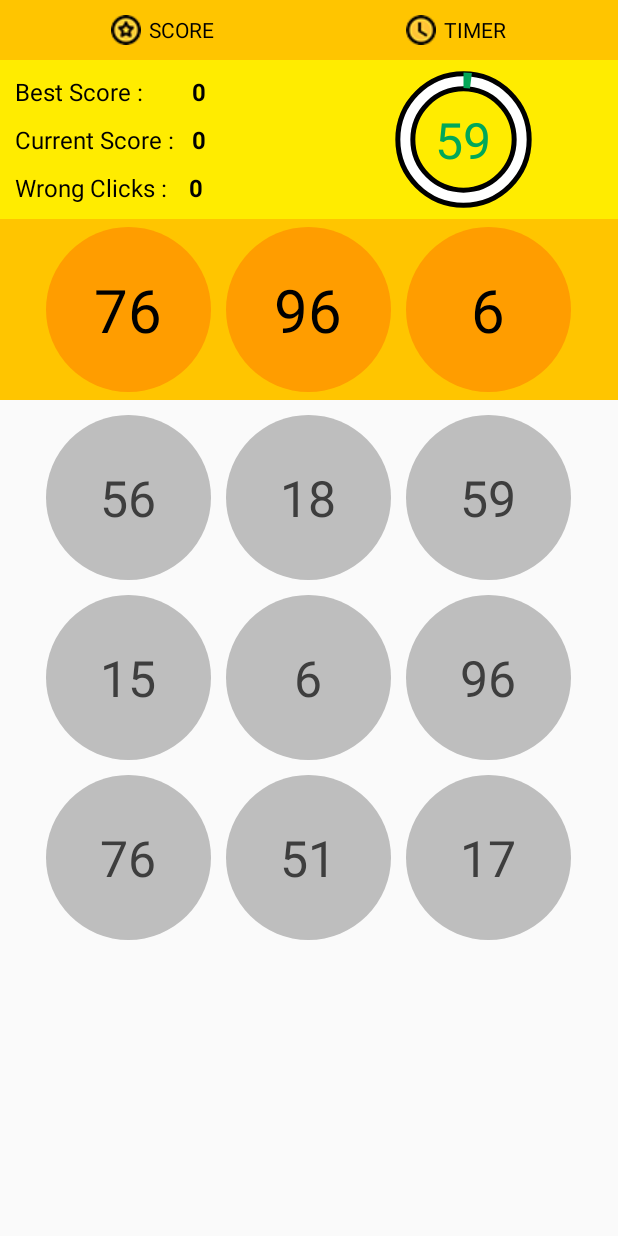
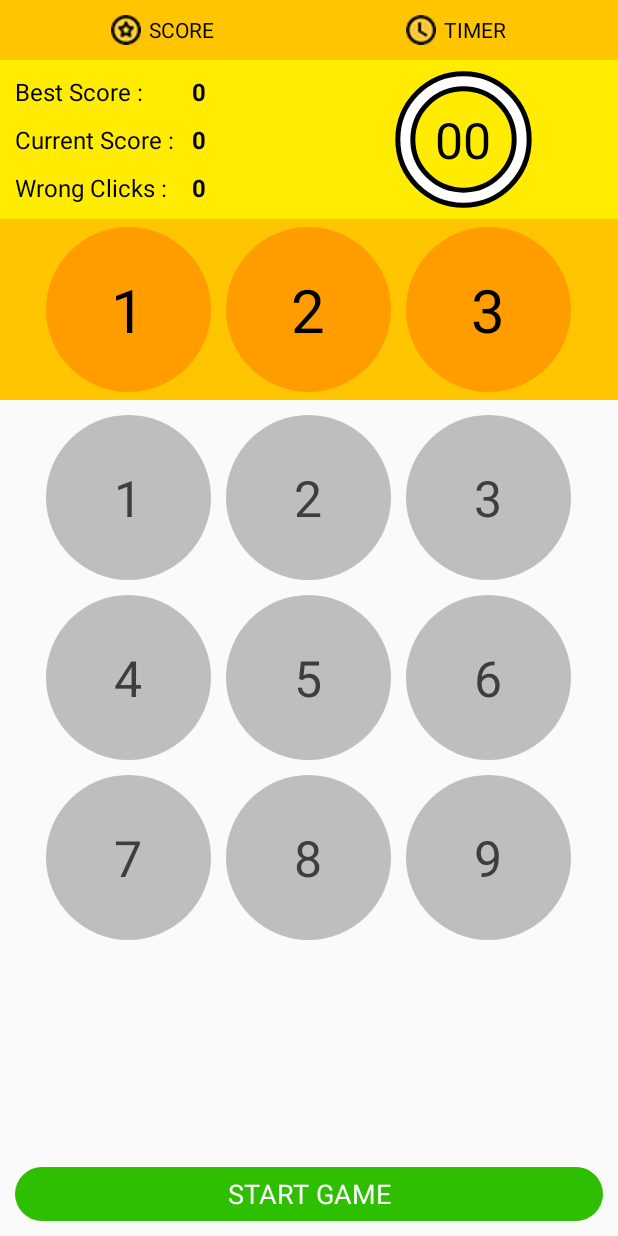
Before and after one commit to yogesh2jadhav/Game2, an Android app: the MainActivity screen opened directly, with no data from a screen before it, on a phone screen of 412 x 824 dp. Run offline under Robolectric (Android 15) with nearby library versions, the phone set to English and light mode, and no system bars.

Commit message:
back and no number select after game start, Crashing issue fixed

```diff
--- a/app/src/main/AndroidManifest.xml
+++ b/app/src/main/AndroidManifest.xml
@@ -22,7 +22,6 @@
             android:theme="@android:style/Theme.Black.NoTitleBar" >
             <intent-filter>
                 <action android:name="android.intent.action.MAIN" />
-
                 <category android:name="android.intent.category.LAUNCHER" />
             </intent-filter>
         </activity>
--- a/app/src/main/java/com/example/yogesh/myapplication/GameTimer.java
+++ b/app/src/main/java/com/example/yogesh/myapplication/GameTimer.java
@@ -34,7 +34,7 @@ public class GameTimer extends Helper {
 
 
     public void timerInit( ){
-        //buttonVisiblity(R.id.startGame,View.GONE, myMainActivity);
+        buttonVisiblity(R.id.startGame,View.GONE, myMainActivity);
         buttonVisiblity(R.id.restart,View.GONE,myMainActivity);
         startTimer();
     }
--- a/app/src/main/java/com/example/yogesh/myapplication/LoadingScreen.java
+++ b/app/src/main/java/com/example/yogesh/myapplication/LoadingScreen.java
@@ -27,10 +27,7 @@ public class LoadingScreen extends Activity {
         getWindow().setFlags(WindowManager.LayoutParams.FLAG_FULLSCREEN,
                 WindowManager.LayoutParams.FLAG_FULLSCREEN);
 
-        View decorView = getWindow().getDecorView();
-        int uiOptions = View.SYSTEM_UI_FLAG_HIDE_NAVIGATION
-                | View.SYSTEM_UI_FLAG_FULLSCREEN;
-        decorView.setSystemUiVisibility(uiOptions);
+
         setContentView(R.layout.activity_loading);
 
 
--- a/app/src/main/java/com/example/yogesh/myapplication/MainActivity.java
+++ b/app/src/main/java/com/example/yogesh/myapplication/MainActivity.java
@@ -20,19 +20,14 @@ public class MainActivity extends Helper {
     Map<String, Integer> variablesMap = new Hashtable<>();
     SQLiteDatabase mydatabase;
     NumberManager numberManager;
+    GameTimer gameTimer;
  /** Called when the activity is first created. */
     @Override
     public void onCreate(Bundle savedInstanceState) {
         super.onCreate(savedInstanceState);
         getWindow().setFlags(WindowManager.LayoutParams.FLAG_FULLSCREEN,
                 WindowManager.LayoutParams.FLAG_FULLSCREEN);
-
-        View decorView = getWindow().getDecorView();
-        int uiOptions = View.SYSTEM_UI_FLAG_HIDE_NAVIGATION
-                | View.SYSTEM_UI_FLAG_FULLSCREEN;
-        decorView.setSystemUiVisibility(uiOptions);
         createDatabase();
-       // showSplashScreen();
         Log.d(msg, "########### > The onCreate() event");
     }
 
@@ -41,8 +36,6 @@ public class MainActivity extends Helper {
     protected void onStart() {
         super.onStart();
         setContentView(R.layout.activity_main);
-        View v =null;
-        startGame(v);
         Log.d(msg, "########### > The onStart() event");
     }
 
@@ -57,6 +50,9 @@ public class MainActivity extends Helper {
     @Override
     protected void onPause() {
         super.onPause();
+        gameOver();
+        if(gameTimer!=null)
+        gameTimer.countDown=0;
         Log.d(msg, "########### >The onPause() event");
     }
 
--- a/app/src/main/res/drawable/inputnumber.xml
+++ b/app/src/main/res/drawable/inputnumber.xml
@@ -1,12 +1,10 @@
 <?xml version="1.0" encoding="utf-8"?>
 <selector xmlns:android="http://schemas.android.com/apk/res/android">
     <item>
-        <shape android:shape="oval">
-
-
+        <shape
+            android:shape="oval">
             <size android:width="75dp" android:height="75dp" />
             <solid android:color="#bebebe"></solid>
-
         </shape>
     </item>
 
--- a/app/src/main/res/layout/activity_loading.xml
+++ b/app/src/main/res/layout/activity_loading.xml
@@ -26,7 +26,7 @@
         android:layout_weight="1"
         android:background="@drawable/commonbtn"
         android:onClick="onSlpashStartGame"
-        android:text="Start"
+        android:text="Play"
         android:textAlignment="center"
         android:textAllCaps="true"
         android:textColor="#fff"
--- a/app/src/main/res/layout/activity_main.xml
+++ b/app/src/main/res/layout/activity_main.xml
@@ -1,5 +1,6 @@
 <?xml version="1.0" encoding="utf-8"?>
 <LinearLayout xmlns:android="http://schemas.android.com/apk/res/android"
+    xmlns:tools="http://schemas.android.com/tools"
     android:layout_width="match_parent"
     android:layout_height="match_parent"
     android:orientation="vertical"
@@ -149,7 +150,7 @@
                     android:layout_width="wrap_content"
                     android:layout_height="wrap_content"
                     android:layout_weight="1"
-                    android:text="0 "
+                    android:text="0"
                     android:textColor="#000"
                     android:textSize="16sp"
                     android:textStyle="bold" />
@@ -364,14 +365,27 @@
             android:visibility="gone"/>
 
 
+        <Button
+            android:id="@+id/startGame"
+            android:layout_width="132dp"
+            android:layout_height="36dp"
+            android:layout_weight="1"
+            android:background="@drawable/commonbtn"
+            android:onClick="restartGame"
+            android:text="Start Game"
+            android:textAlignment="center"
+            android:textAllCaps="true"
+            android:textColor="#fff"
+            android:textSize="18sp"
+            android:visibility="visible" />
 
         <Button
             android:id="@+id/restart"
-            android:layout_width="wrap_content"
-            android:layout_height="@dimen/footerbtn_h"
+            android:layout_width="132dp"
+            android:layout_height="36dp"
             android:layout_weight="1"
             android:background="@drawable/commonbtn"
-            android:onClick="restartGame"
+            android:onClick="startGame"
             android:text="Restart Game"
             android:textAlignment="center"
             android:textAllCaps="true"
```
Also changed, not shown: app/src/main/res/drawable/helppopup.png (renamed from app/src/main/res/drawable/helpPopup.png), 9 other files.
